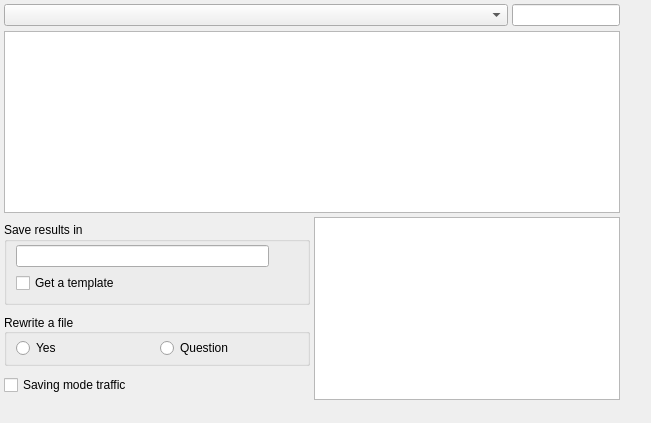
Before: the Qt Designer form application/src/mainwindow.ui in dddasd/filmonaizer, drawn with Qt 5.
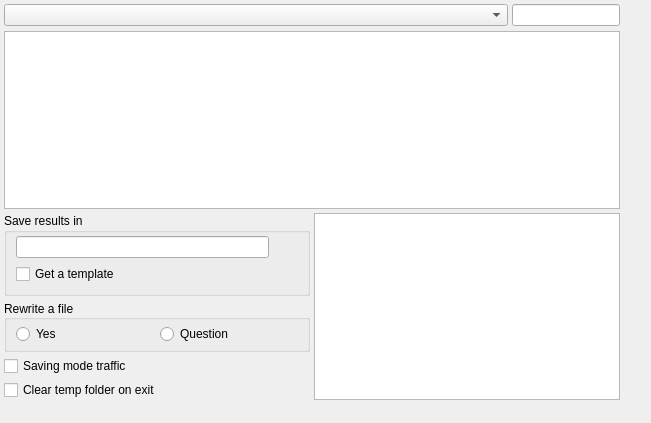
After: the same form once the commit is applied. Icons and pictures are not drawn. Custom widgets are drawn as their Qt base class.

Commit message: update main form

Diff of the .ui file:
```diff
--- a/application/src/mainwindow.ui
+++ b/application/src/mainwindow.ui
@@ -389,6 +389,13 @@
           </property>
          </widget>
         </item>
+        <item>
+         <widget class="QCheckBox" name="checkBox_clear_tmp_folder">
+          <property name="text">
+           <string>Clear temp folder on exit</string>
+          </property>
+         </widget>
+        </item>
        </layout>
       </item>
       <item>
```
Left out of the diff: 29 changed lines with no effect on the pictures. The commit also changes 7 other files.
